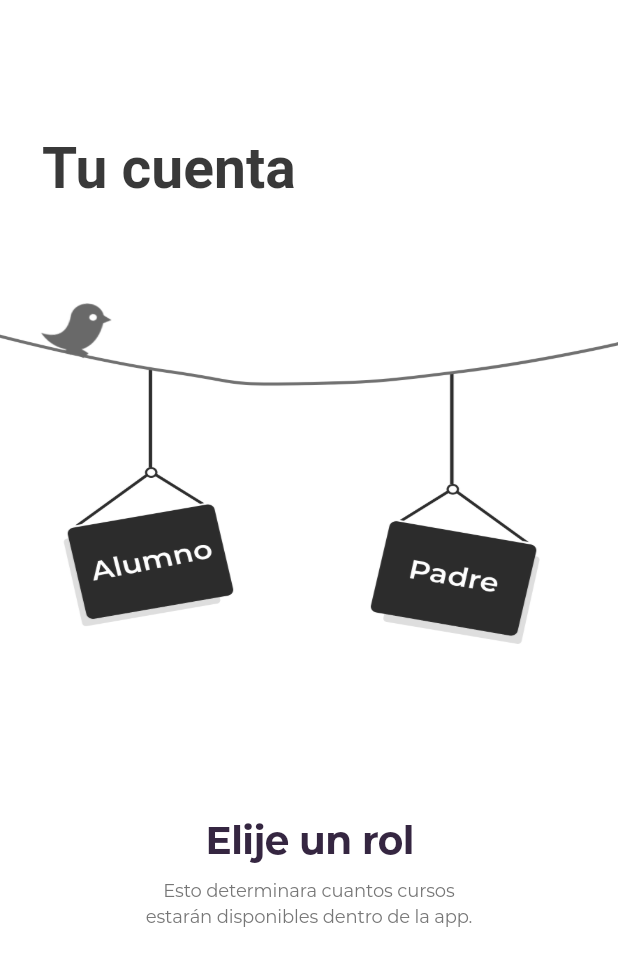
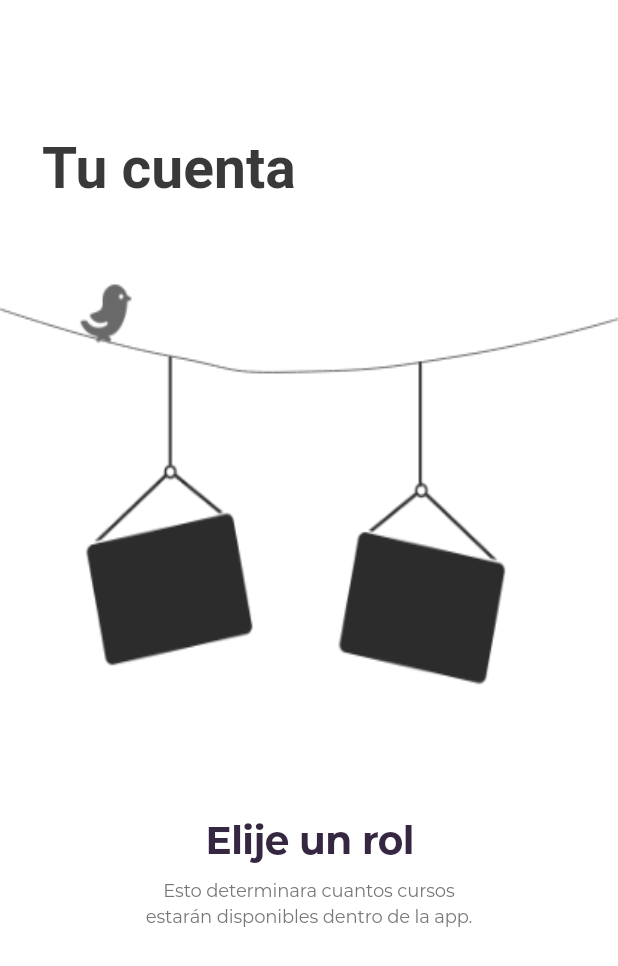
Before and after one commit to bautitravella/main_screens, a Flutter app: the ElijeUnRolWidget screen opened directly, on a phone screen of 412 x 824 dp. Shown: the top 966 px of the screen. Run offline on Flutter 3.47's test engine with Material 2 defaults, Android fonts, the phone set to English and light mode, and no system bars.

Commit message:
elegir rol new constrains

```diff
--- a/lib/elije_un_rol_widget/elije_un_rol_widget.dart
+++ b/lib/elije_un_rol_widget/elije_un_rol_widget.dart
@@ -1,7 +1,5 @@
-
 import 'package:flutter/material.dart';
 import 'package:flutterui/values/values.dart';
-
 
 class ElijeUnRolWidget extends StatelessWidget {
 
@@ -9,9 +7,12 @@ class ElijeUnRolWidget extends StatelessWidget {
 
   }
 
+  void onButtonPressed(BuildContext context) {
+
+  }
+
   @override
   Widget build(BuildContext context) {
-
     return Scaffold(
       resizeToAvoidBottomInset: false,
       body: Container(
@@ -40,13 +41,13 @@ class ElijeUnRolWidget extends StatelessWidget {
             Container(
               height: 285,
               margin: EdgeInsets.only(top: 50),
-                child: AspectRatio(
-                  aspectRatio: 177 / 140,
-              child: Image.asset(
-                "assets/images/cartel.png",
-                fit: BoxFit.fill,
+              child: AspectRatio(
+                aspectRatio: 409 / 245,
+                child: Image.asset(
+                  "assets/images/cartel_blank.png",
+                  fit: BoxFit.fill,
+                ),
               ),
-            ),
             ),
             Container(
               margin: EdgeInsets.only(left: 111, top: 74, right: 110),
```
Also changed, not shown: assets/images/alumno_normal.png (added), assets/images/alumno_pressed.png (added), assets/images/cartel_blank.png (added).
